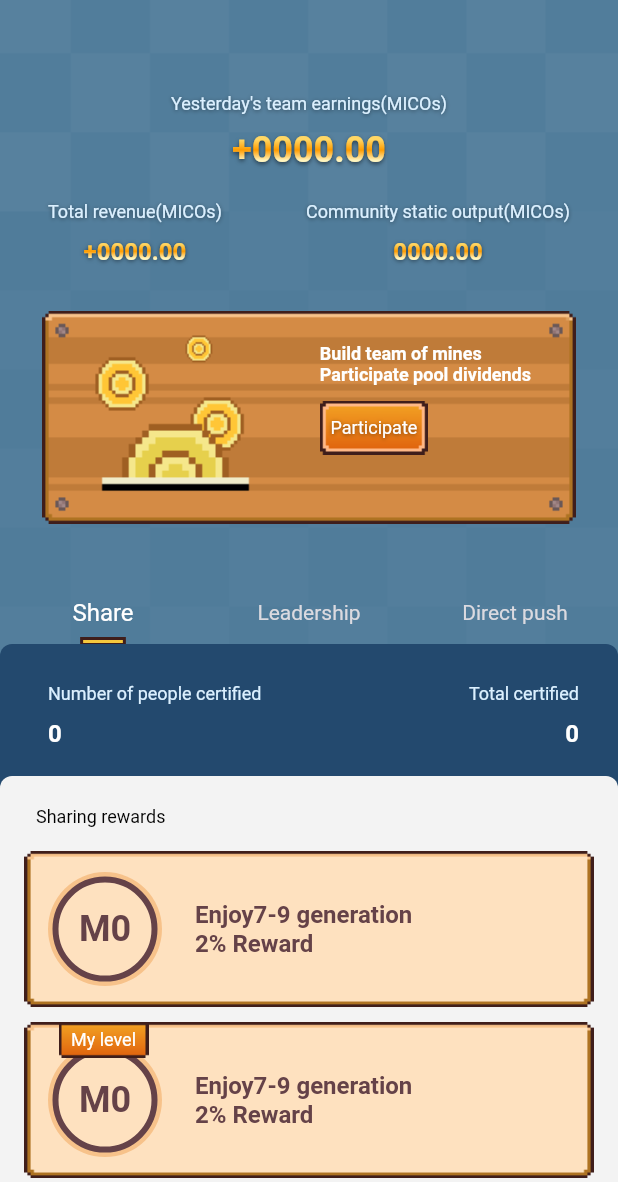
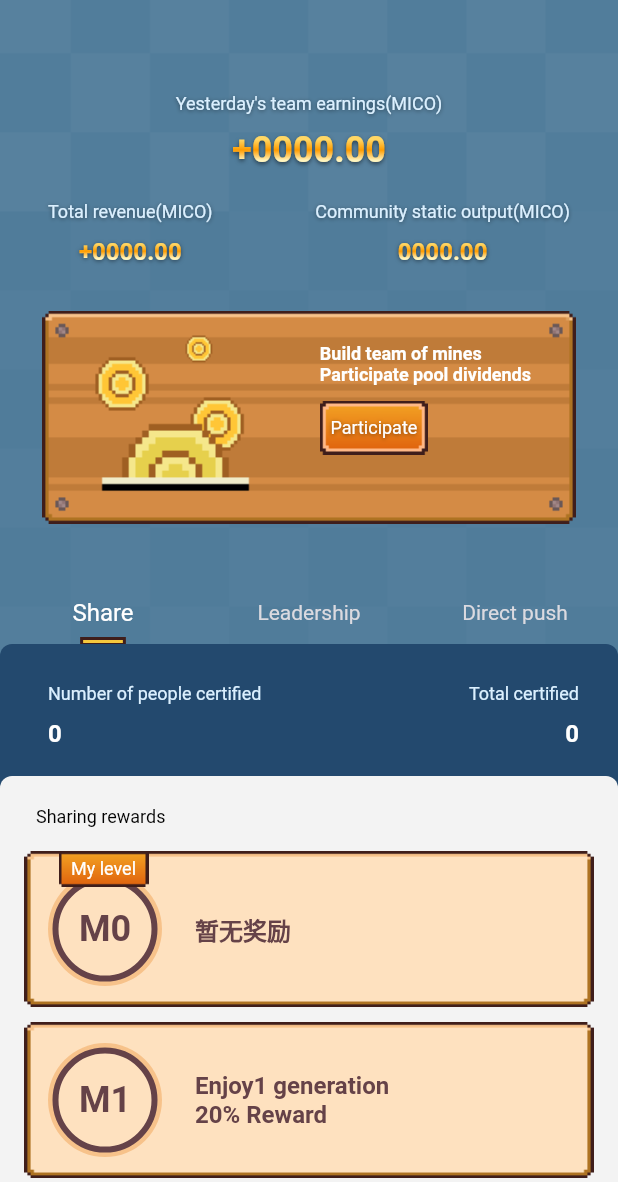
Before and after one commit to jiangyuanyuan/block_migo, a Flutter app: the MineTeamPage screen opened directly, on a phone screen of 412 x 824 dp, the part 54-1236 px from its top. Run offline on Flutter 3.47's test engine with Material 2 defaults, Android fonts, the phone set to English and light mode, and no system bars; drawn by our look-alikes of flutter_easyloading; our stand-ins replace cached_network_image, connectivity, convert, dio, event_bus, flutter_screenutil and 10 more; missing offline and left inert: animated_interpolation, flutter_gifimage, flutter_statusbarcolor, image_pickers, install_plugin, menu_button and 2 more; accounts and stored records are empty; network calls fail; Roboto replaces fonts that are missing (PingFang-Regular); key blocks and very long unbroken strings in the code were emptied for the run.

Commit message:
修改显示数据

```diff
--- a/migo/lib/page/contract/page/contract_page.dart
+++ b/migo/lib/page/contract/page/contract_page.dart
@@ -75,6 +75,10 @@ class _ContractPageState extends State<ContractPage> with SingleTickerProviderSt
       final temp = ExchangeResponse.fromJson(data);
       exchangeCoinModel = temp.data;
       if(exchangeCoinModel.canUseInputCoinNames != null && exchangeCoinModel.canUseInputCoinNames.length > 0) currCoinName = exchangeCoinModel.canUseInputCoinNames.first;
+      if(exchangeCoinModel?.canUseInputCoinNames != null && exchangeCoinModel.canUseInputCoinNames.length > 0) {
+        _onselectedCoin(exchangeCoinModel.canUseInputCoinNames.first, 0);
+      }
+
       if(mounted) setState(() {
 
       });
@@ -209,6 +213,7 @@ class _ContractPageState extends State<ContractPage> with SingleTickerProviderSt
                                 titles: outputTitles,
                                 onSelected: _onselectedCoin2,
                                 outputAmount: outputAmount,
+                                currCoinsName: outcoinname,
                                 tradings: exchangeCoinModel?.tradings,
                               ),
                             ),
--- a/migo/lib/page/home/page/home_page.dart
+++ b/migo/lib/page/home/page/home_page.dart
@@ -77,6 +77,8 @@ class _HomePageState extends State<HomePage> with AutomaticKeepAliveClientMixin{
           ///通过 controller start 方法默认为 1
           _shakeAnimationController.start(shakeCount: 10000);
         }
+      } else {
+        _shakeAnimationController.stop();
       }
     });
   }
--- a/migo/lib/page/mine/page/mine_setting.dart
+++ b/migo/lib/page/mine/page/mine_setting.dart
@@ -86,11 +86,14 @@ class _MineSettingPageState extends State<MineSettingPage> {
               ),
             ),
             SafeArea(
-              child: BtnAction(
-                title: I18n.of(context).loginout,
-                onTap: _exitLogin,
+              child: Padding(
+                padding: const EdgeInsets.only(bottom: 20.0),
+                child: BtnAction(
+                  title: I18n.of(context).loginout,
+                  onTap: _exitLogin,
+                ),
               ),
-            )
+            ),
           ],
         ),
       )
--- a/migo/lib/page/mine/page/mine_team_page.dart
+++ b/migo/lib/page/mine/page/mine_team_page.dart
@@ -41,7 +41,7 @@ class _MineTeamPageState extends State<MineTeamPage> {
             child: Column(
               children: [
                 SizedBox(height: 42,),
-                Text(I18n.of(context).lasetteamvalue + "(MICOs)", style: AppFont.textStyle(12, color: const Color(0xffDBF0FF), showshadow: true),),
+                Text(I18n.of(context).lasetteamvalue + "(MICO)", style: AppFont.textStyle(12, color: const Color(0xffDBF0FF), showshadow: true),),
                 Padding(
                   padding: const EdgeInsets.only(top:10.0, bottom: 20),
                   child: HomeGradientText(data: "+0000.00", fontstyle: AppFont.textStyle(24, color: Colors.white, fontWeight: FontWeight.bold),),
@@ -53,14 +53,14 @@ class _MineTeamPageState extends State<MineTeamPage> {
                     children: [
                       Column(
                         children: [
-                          Text("${I18n.of(context).totalteamvalue}(MICOs)", style: AppFont.textStyle(12, color: const Color(0xffDBF0FF), showshadow: true),),
+                          Text("${I18n.of(context).totalteamvalue}(MICO)", style: AppFont.textStyle(12, color: const Color(0xffDBF0FF), showshadow: true),),
                           SizedBox(height: 10,),
                           HomeGradientText(data: "+0000.00", fontstyle: AppFont.textStyle(16, color: Colors.white, fontWeight: FontWeight.bold, showshadow: true),),
                         ],
                       ),
                       Column(
                         children: [
-                          Text("${I18n.of(context).teamstaticvalue}(MICOs)", style: AppFont.textStyle(12, color: const Color(0xffDBF0FF), showshadow: true),),
+                          Text("${I18n.of(context).teamstaticvalue}(MICO)", style: AppFont.textStyle(12, color: const Color(0xffDBF0FF), showshadow: true),),
                           SizedBox(height: 10,),
                           HomeGradientText(data: "0000.00", fontstyle: AppFont.textStyle(16, color: Colors.white, fontWeight: FontWeight.bold, showshadow: true),),
                         ],
--- a/migo/lib/page/mine/view/mine_head.dart
+++ b/migo/lib/page/mine/view/mine_head.dart
@@ -61,7 +61,7 @@ class MainHeadView extends StatelessWidget {
               fontWeight: FontWeight.bold,
               showshadow: true
             ),),
-            Text("${I18n.of(context).myteam}：${value.data.nickName}", style: AppFont.textStyle(
+            Text("${I18n.of(context).myteam}：${model?.teamUserCount ?? 0}", style: AppFont.textStyle(
               12,
               color: const Color(0xffDBF0FF),
               showshadow: true
@@ -72,9 +72,9 @@ class MainHeadView extends StatelessWidget {
               child: Row(
                 mainAxisAlignment: MainAxisAlignment.spaceBetween,
                 children: [
-                  _DetailView(title: "${I18n.of(context).teamperformance}(MICOs)", detail: Tool.number(model?.totalTeamUserAmount, 2),),
-                  _DetailView(title: "${I18n.of(context).dailyoutput}(MICOs)", detail: Tool.number(0.0, 2),),
-                  _DetailView(title: "${I18n.of(context).dayincome}(MICOs)", detail: Tool.number(model?.todayProfit, 2),),
+                  _DetailView(title: "${I18n.of(context).teamperformance}(MICO)", detail: Tool.number(model?.totalTeamUserAmount, 2),),
+                  _DetailView(title: "${I18n.of(context).dailyoutput}(MICO)", detail: Tool.number(0.0, 2),),
+                  _DetailView(title: "${I18n.of(context).dayincome}(MICO)", detail: Tool.number(model?.todayProfit, 2),),
                 ],
               ),
             ),
--- a/migo/lib/page/mine/view/team_bottom_view.dart
+++ b/migo/lib/page/mine/view/team_bottom_view.dart
@@ -98,7 +98,8 @@ class _TeamBottomViewState extends State<TeamBottomView> {
                   children: [
                     Text(_getRightTitle(context), style: AppFont.textStyle(12, color: Color(0xffDBF0FF)),),
                     SizedBox(height: 10,),
-                    Text(widget.tabindex == 2 ? "4-6 ${I18n.of(context).generation} \n ${I18n.of(context).everyactiveuser} 0.8MIGOs" : "0", textAlign: TextAlign.right, style: AppFont.textStyle(16, color: Colors.white, fontWeight: FontWeight.bold),)
+                    // Text(widget.tabindex == 2 ? "4-6 ${I18n.of(context).generation} \n ${I18n.of(context).everyactiveuser} 0.8MIGOs" : "0", textAlign: TextAlign.right, style: AppFont.textStyle(16, color: Colors.white, fontWeight: FontWeight.bold),)
+                    Text(widget.tabindex == 2 ? "暂无奖励" : "0", textAlign: TextAlign.right, style: AppFont.textStyle(16, color: Colors.white, fontWeight: FontWeight.bold),)
                   ],
                 ),
               ],
--- a/migo/lib/page/mine/view/team_share_detail.dart
+++ b/migo/lib/page/mine/view/team_share_detail.dart
@@ -20,8 +20,8 @@ class TeamShareDetailView extends StatelessWidget {
             padding: const EdgeInsets.all(16),
             child: Column(
               children: [
-                _Cell(),
-                _Cell(showlevel: true,),
+                _Cell(index: 0, showlevel: true,),
+                _Cell(index: 1,),
               ],
             ),
           ),
@@ -44,8 +44,8 @@ class TeamShareDetailView extends StatelessWidget {
 
 class _Cell extends StatelessWidget {
   final bool showlevel;
-
-  const _Cell({Key key, this.showlevel = false}) : super(key: key);
+  final int index;
+  const _Cell({Key key, this.index, this.showlevel = false}) : super(key: key);
   @override
   Widget build(BuildContext context) {
     return Stack(
@@ -80,12 +80,12 @@ class _Cell extends StatelessWidget {
                     border: Border.all(width: 4, color: const Color(0xff654248))
                   ),
                   alignment: Alignment.center,
-                  child: Text("M0", style: AppFont.textStyle(24, color: const Color(0xff654248), fontWeight: FontWeight.bold),),
+                  child: Text("M$index", style: AppFont.textStyle(24, color: const Color(0xff654248), fontWeight: FontWeight.bold),),
                 ),
               ),
 
               Text(
-                "${I18n.of(context).enjoy}7-9 ${I18n.of(context).generation} \n2% ${I18n.of(context).reward}",
+                index == 1 ? "${I18n.of(context).enjoy}1 ${I18n.of(context).generation} \n20% ${I18n.of(context).reward}" : "暂无奖励",
                 textAlign: TextAlign.left,
                 style: AppFont.textStyle(
                   16,
```
Also changed, not shown: 2 other files.
